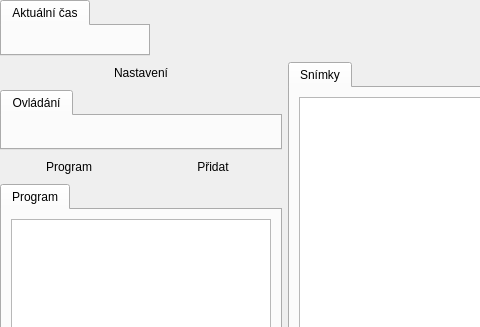
Old version of the form src/gui/mainwindow_presentationmode.ui in the repository CZDanol/StrawLumen; both pictures show x 0 to 480 and y 0 to 327 of the 734 by 605 pixel window.
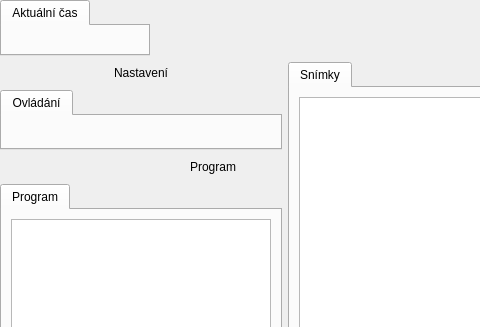
New version of the form. Icons and pictures are not drawn. Custom widgets are drawn as their Qt base class.

```diff
--- a/src/gui/mainwindow_presentationmode.ui
+++ b/src/gui/mainwindow_presentationmode.ui
@@ -332,28 +332,11 @@
           <property name="bottomMargin">
            <number>0</number>
           </property>
-          <item>
-           <widget class="QPushButton" name="btnPlaylists">
-            <property name="text">
-             <string>Program</string>
-            </property>
-            <property name="icon">
-             <iconset resource="../../res/resources.qrc">
-              <normaloff>:/icons/16/Menu Vertical_16px.png</normaloff>:/icons/16/Menu Vertical_16px.png</iconset>
-            </property>
-            <property name="flat">
-             <bool>true</bool>
-            </property>
-           </widget>
-          </item>
           <item>
            <widget class="QPushButton" name="btnAddPresentation">
             <property name="toolTip">
              <string>Přidat do programu</string>
             </property>
-            <property name="text">
-             <string>Přidat</string>
-            </property>
             <property name="icon">
              <iconset resource="../../res/resources.qrc">
               <normaloff>:/icons/16/Plus_16px.png</normaloff>:/icons/16/Plus_16px.png</iconset>
@@ -363,6 +346,20 @@
             </property>
            </widget>
           </item>
+          <item>
+           <widget class="QPushButton" name="btnPlaylists">
+            <property name="text">
+             <string>Program</string>
+            </property>
+            <property name="icon">
+             <iconset resource="../../res/resources.qrc">
+              <normaloff>:/icons/16/Timeline_16px.png</normaloff>:/icons/16/Timeline_16px.png</iconset>
+            </property>
+            <property name="flat">
+             <bool>true</bool>
+            </property>
+           </widget>
+          </item>
          </layout>
         </widget>
        </item>
```
Left out of the diff: 33 changed lines with no effect on the pictures.
